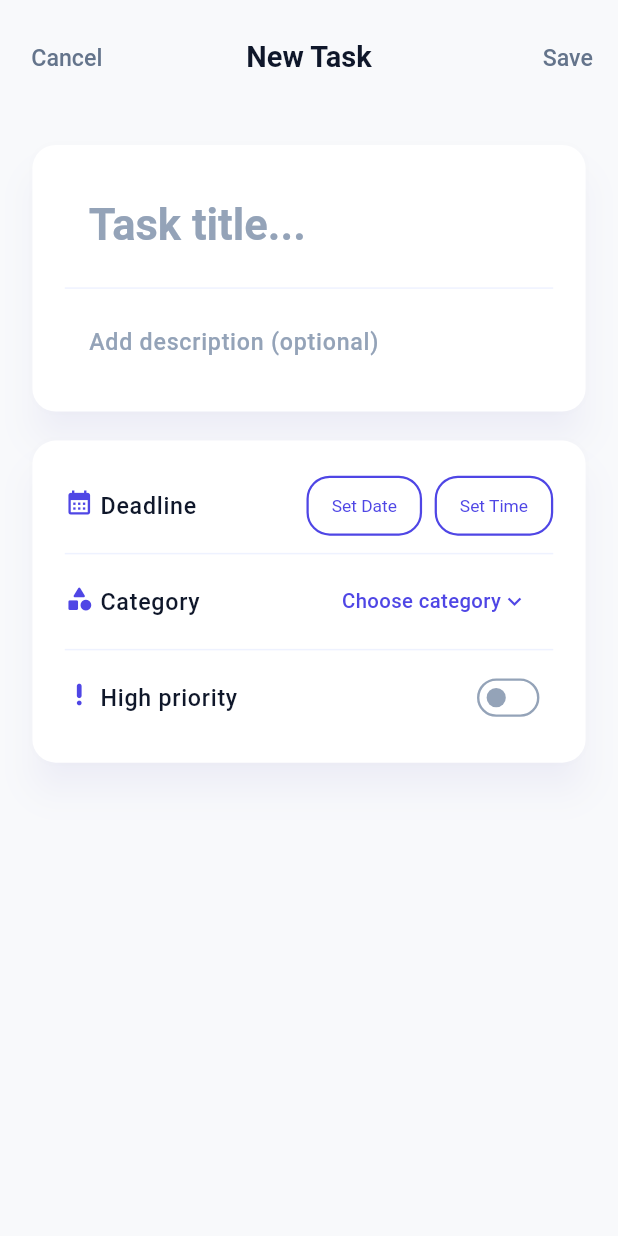
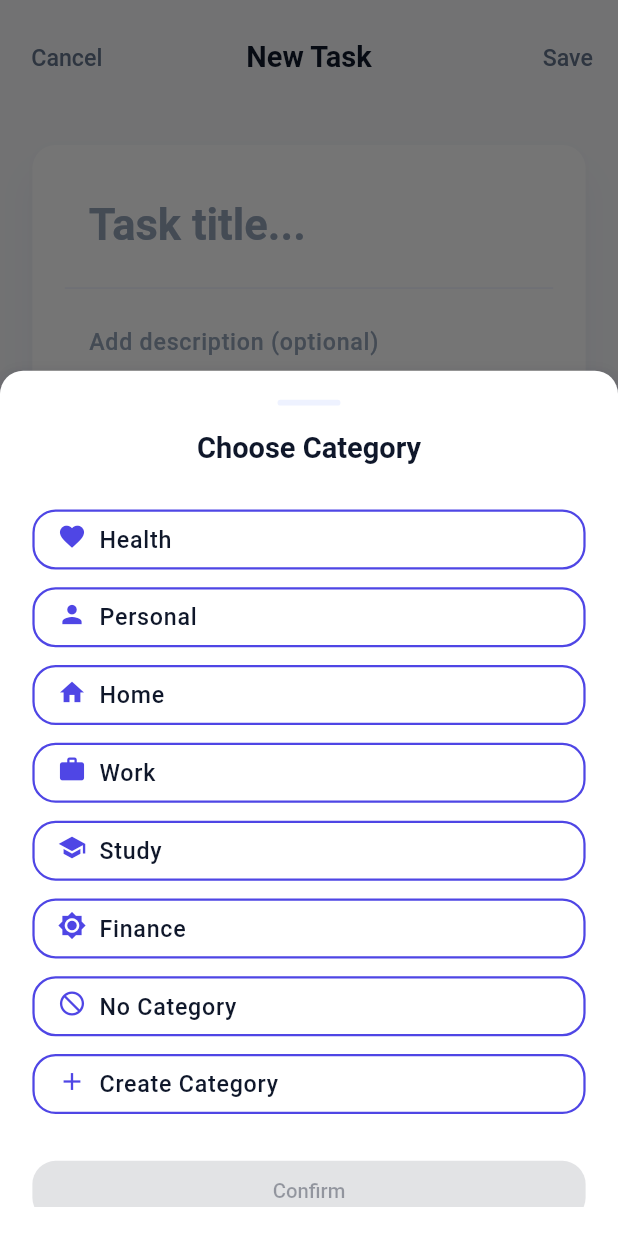
Before and after one commit to jjuulliiaas/PlanBee, a Flutter app: the CreateEditScreen screen opened by its route, after a tap on "Choose category", on a phone screen of 412 x 824 dp. Run offline on Flutter 3.47's test engine with Material 3 defaults, Android fonts, the phone set to English and light mode, and no system bars; our stand-ins replace flutter_screenutil; Roboto replaces fonts that are missing (Manrope).

Commit message:
- add choose category bottom sheet

```diff
--- /dev/null
+++ b/lib/blocks/category/model.dart
@@ -0,0 +1,25 @@
+import 'package:flutter/material.dart';
+
+class CategoryModel {
+  final String id;
+  final String name;
+  final IconData icon;
+  final Color iconColor;
+
+  CategoryModel({
+    required this.id,
+    required this.name,
+    required this.icon,
+    required this.iconColor,
+});
+
+  static List<CategoryModel> get mockCategories => [
+    CategoryModel(id: '1', name: 'Health', icon: Icons.favorite, iconColor: Colors.blue),
+    CategoryModel(id: '2', name: 'Personal', icon: Icons.person, iconColor: Colors.blue),
+    CategoryModel(id: '3', name: 'Home', icon: Icons.home, iconColor: Colors.blue),
+    CategoryModel(id: '4', name: 'Work', icon: Icons.work, iconColor: Colors.blue),
+    CategoryModel(id: '5', name: 'Study', icon: Icons.school, iconColor: Colors.blue),
+    CategoryModel(id: '6', name: 'Finance', icon: Icons.brightness_7, iconColor: Colors.blue),
+    CategoryModel(id: '7', name: 'No Category', icon: Icons.not_interested, iconColor: Colors.blue),
+  ];
+}
--- a/lib/core/theme/app_theme.dart
+++ b/lib/core/theme/app_theme.dart
@@ -156,7 +156,7 @@ class AppTheme {
             borderRadius: BorderRadius.circular(radiusLarge),
           ),
           overlayColor: _primaryText,
-          textStyle: textTheme.bodyMedium,
+          textStyle: textTheme.bodyMedium?.copyWith(color: _white),
         ),
       ),
 
@@ -265,7 +265,12 @@ class AppTheme {
       bottomSheetTheme: BottomSheetThemeData(
         backgroundColor: _white,
         modalBackgroundColor: _white,
-        elevation: 0,
+        constraints: const BoxConstraints(
+            maxWidth: double.infinity
+        ),
+        elevation: 10,
+        modalElevation: 10,
+        shadowColor: _accent,
         shape: RoundedRectangleBorder(
           borderRadius: BorderRadius.vertical(
               top: Radius.circular(radiusLarge)
--- a/lib/screens/create_edit_task/components/details_card.dart
+++ b/lib/screens/create_edit_task/components/details_card.dart
@@ -1,5 +1,7 @@
 import 'package:flutter/material.dart';
 import 'package:flutter_screenutil/flutter_screenutil.dart';
+import 'package:planbee/screens/create_edit_task/components/pickers/base_picker_layout.dart';
+import 'package:planbee/screens/create_edit_task/components/pickers/category_picker.dart';
 
 import '../../../core/utils/app_padding.dart';
 import '../../../widgets/detail_name.dart';
@@ -12,7 +14,7 @@ class DetailsCard extends StatefulWidget {
 }
 
 class _DetailsCardState extends State<DetailsCard> {
-  bool _isHighPriority = false;
+  final bool _isHighPriority = false;
 
   @override
   Widget build(BuildContext context) {
@@ -59,7 +61,12 @@ class _DetailsCardState extends State<DetailsCard> {
                   text: 'Category',
                 ),
                 TextButton.icon(
-                    onPressed: () {},
+                    onPressed: () {
+                      BasePickerLayout.show(
+                          context: context,
+                          child: const CategoryPicker()
+                      );
+                    },
                     label: Row(
                       children: [
                         Text(
--- /dev/null
+++ b/lib/screens/create_edit_task/components/pickers/base_picker_layout.dart
@@ -0,0 +1,70 @@
+import 'package:flutter/material.dart';
+import 'package:flutter_screenutil/flutter_screenutil.dart';
+import 'package:planbee/core/theme/app_theme.dart';
+
+import '../../../../core/utils/app_padding.dart';
+
+class BasePickerLayout extends StatelessWidget {
+  const BasePickerLayout({
+    super.key,
+    required this.title,
+    required this.children
+  });
+
+  final String title;
+  final List<Widget> children;
+
+  static Future<T?> show<T>({
+    required BuildContext context,
+    required Widget child
+}) {
+    return showModalBottomSheet<T>(
+        context: context,
+        isScrollControlled: true,
+        isDismissible: true,
+        builder: (context) => child
+    );
+}
+
+
+  @override
+  Widget build(BuildContext context) {
+    final theme = Theme.of(context);
+    final textTheme = theme.textTheme;
+    final colorScheme = theme.colorScheme;
+
+    final mediaQuery = MediaQuery.of(context);
+
+    return Container(
+      padding: AppPadding.screen(context),
+      width: double.infinity,
+      constraints: BoxConstraints(
+        maxHeight: mediaQuery.size.height * 0.7,
+      ),
+      child: Column(
+        children: [
+          Container(
+            width: 40.w,
+            height: 4.h,
+            margin: const EdgeInsets.only(bottom: 16),
+            decoration: BoxDecoration(
+              color: colorScheme.primaryContainer,
+              borderRadius: BorderRadius.circular(AppTheme.radiusSmall),
+            ),
+          ),
+          Text(
+            title,
+            style: textTheme.headlineSmall,
+          ),
+          Flexible(
+              child: SingleChildScrollView(
+                child: Column(
+                  children: children,
+                ),
+              )
+          )
+        ],
+      ),
+    );
+  }
+}
--- /dev/null
+++ b/lib/screens/create_edit_task/components/pickers/category_picker.dart
@@ -0,0 +1,77 @@
+import 'package:flutter/material.dart';
+import 'package:flutter_screenutil/flutter_screenutil.dart';
+import 'package:planbee/blocks/category/model.dart';
+
+import '../../../../widgets/app_confirm_button.dart';
+import '../../../../widgets/detail_name.dart';
+import 'base_picker_layout.dart';
+
+class CategoryPicker extends StatefulWidget {
+  const CategoryPicker({super.key});
+
+  @override
+  State<CategoryPicker> createState() => _CategoryPickerState();
+}
+
+class _CategoryPickerState extends State<CategoryPicker> {
+  String selectedId = '';
+
+  @override
+  Widget build(BuildContext context) {
+    final theme = Theme.of(context);
+    final colorScheme = theme.colorScheme;
+
+    final categories = CategoryModel.mockCategories;
+
+    return BasePickerLayout(
+      title: 'Choose Category',
+      children: [
+        SizedBox(height: 24.h,),
+        ListView.separated(
+            shrinkWrap: true,
+            physics: NeverScrollableScrollPhysics(),
+            itemCount: categories.length + 1,
+            separatorBuilder: (context, index) => SizedBox(height: 4.h,),
+            itemBuilder: (context, index) {
+              if(index < categories.length) {
+                final item = categories[index];
+                final isSelected = selectedId == item.id;
+
+                return OutlinedButton(
+                    onPressed: () {
+                      setState(() {
+                        selectedId = item.id;
+                      });
+                    },
+                    style: OutlinedButton.styleFrom(
+                      backgroundColor: isSelected ? colorScheme.primary : Colors.transparent,
+                    ),
+                    child: DetailName(
+                      icon: item.icon,
+                      text: item.name,
+                      alignment: MainAxisAlignment.start,
+                      forceWhite: isSelected,
+                    )
+                );
+              }
+              return OutlinedButton(
+                onPressed: () {  },
+                  child: DetailName(
+                    icon: Icons.add,
+                    text: 'Create Category',
+                    alignment: MainAxisAlignment.start,
+                  )
+
+              );
+            },
+        ),
+        SizedBox(height: 24.h,),
+        AppConfirmButton(
+          onTap: selectedId.isEmpty
+          ? null
+          : () => Navigator.pop(context, selectedId),
+        )
+      ],
+    );
+  }
+}
--- a/lib/screens/home/components/task_card/task_card.dart
+++ b/lib/screens/home/components/task_card/task_card.dart
@@ -3,7 +3,6 @@ import 'package:flutter_screenutil/flutter_screenutil.dart';
 import 'package:planbee/widgets/priority_badge.dart';
 import 'package:planbee/widgets/status_badge.dart';
 import '../../../../blocks/task/model.dart';
-import '../../../../core/theme/app_theme.dart';
 import '../../../../core/utils/formatted_date.dart';
 import 'check_box.dart';
 import 'info_column.dart';
--- /dev/null
+++ b/lib/widgets/app_confirm_button.dart
@@ -0,0 +1,26 @@
+import 'package:flutter/material.dart';
+
+class AppConfirmButton extends StatelessWidget {
+  const AppConfirmButton({
+    super.key,
+    this.text = 'Confirm',
+    required this.onTap
+  });
+
+  final String text;
+  final VoidCallback? onTap;
+
+  @override
+  Widget build(BuildContext context) {
+
+    return SizedBox(
+      width: double.infinity,
+      child: ElevatedButton(
+          onPressed: onTap,
+          child: Text(
+            text,
+          )
+      ),
+    );
+  }
+}
--- a/lib/widgets/detail_name.dart
+++ b/lib/widgets/detail_name.dart
@@ -5,29 +5,42 @@ class DetailName extends StatelessWidget {
   const DetailName({
     super.key,
     required this.icon,
-    required this.text
+    required this.text,
+    this.alignment = MainAxisAlignment.center,
+    this.color,
+    this.forceWhite = false
   });
 
   final IconData icon;
   final String text;
+  final MainAxisAlignment alignment;
+  final Color? color;
+  final bool forceWhite;
 
   @override
   Widget build(BuildContext context) {
     final theme = Theme.of(context);
     final textTheme = theme.textTheme;
+    final colorScheme = theme.colorScheme;
+
+    final iconColor = forceWhite ? colorScheme.surface : colorScheme.primary;
+    final textColor = forceWhite ? colorScheme.surface : colorScheme.onSecondaryContainer;
 
     return Row(
-      mainAxisSize: MainAxisSize.min,
       crossAxisAlignment: CrossAxisAlignment.start,
+      mainAxisAlignment: alignment,
       children: [
         Icon(
           icon,
           size: 20.r,
+          color: iconColor,
         ),
-        SizedBox(width: 4.w,),
+        SizedBox(width: 8.w,),
         Text(
           text,
-          style: textTheme.bodyLarge,
+          style: textTheme.bodyLarge?.copyWith(
+            color: textColor
+          ),
         ),
       ],
     );
```
